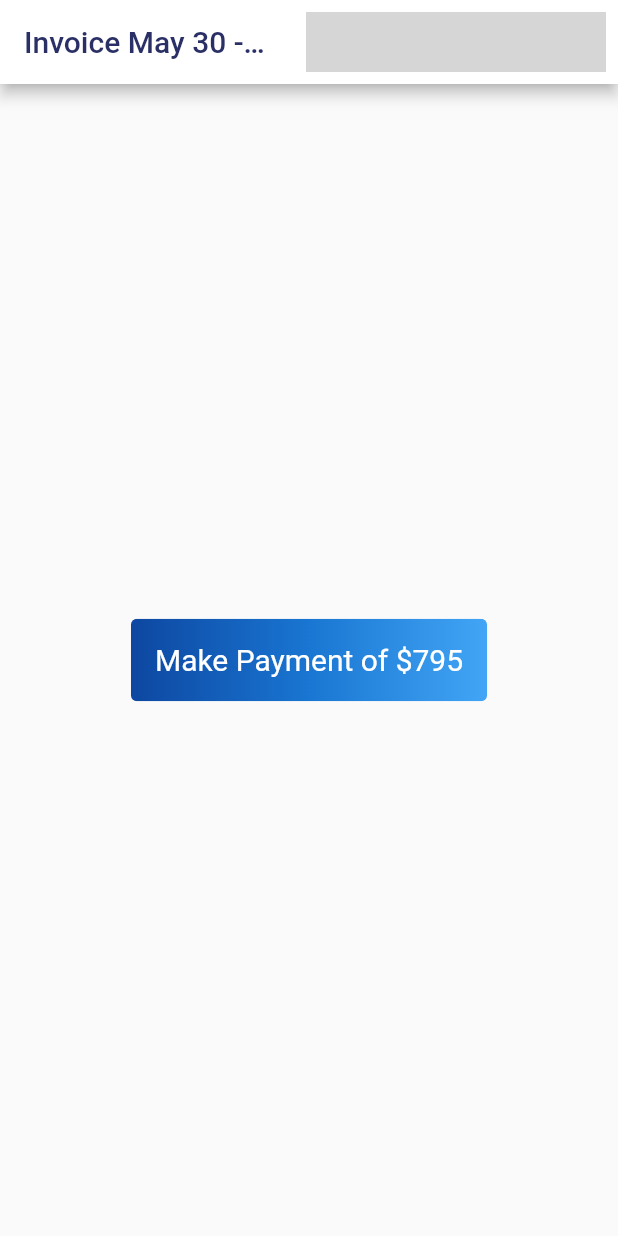
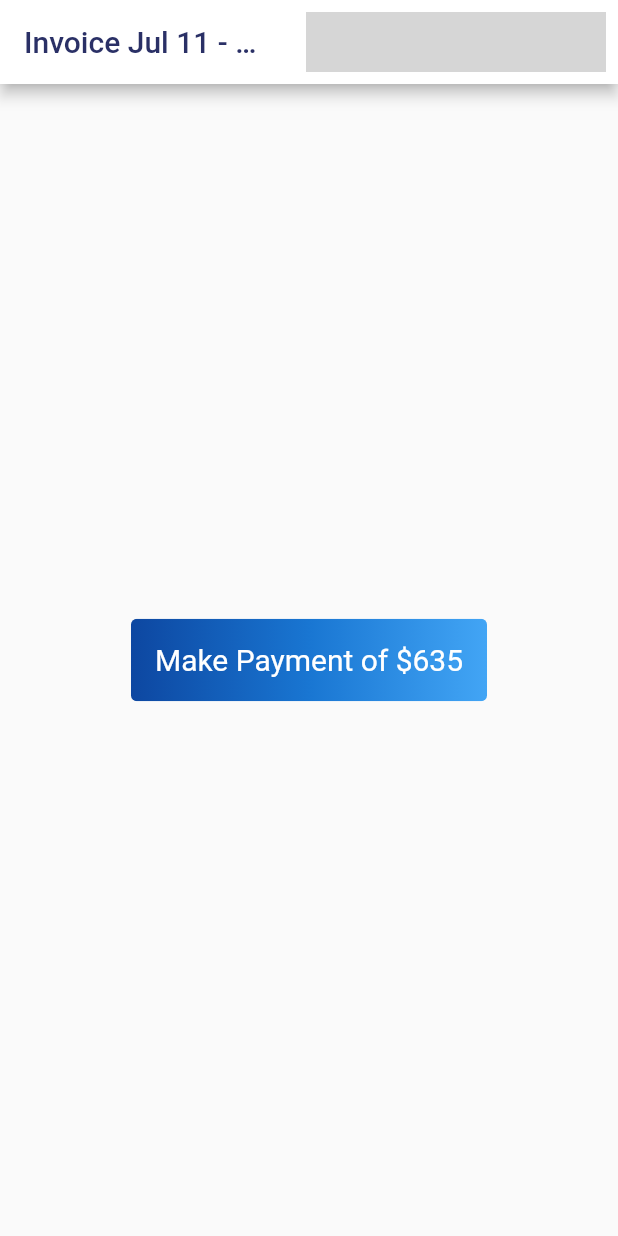
Before and after one commit to Team-Crushing-It/derosa_payment, a Flutter app: the screen it shows after launch, on a phone screen of 412 x 824 dp. Run offline on Flutter 3.47's test engine with Material 2 defaults, Android fonts, the light colour scheme and no system bars; our stand-ins replace bloc, cloud_firestore, equatable, firebase_auth, firebase_core, flutter_bloc and 1 more; missing offline and left inert: flow_builder, very_good_analysis; accounts and stored records are empty; generated files the repository leaves out were written again; network calls fail; grey boxes are pictures that could not be loaded.

Commit message:
Update home.dart

```diff
--- a/lib/home/view/home.dart
+++ b/lib/home/view/home.dart
@@ -30,8 +30,8 @@ class _HomeState extends State<Home> {
   @override
   Widget build(BuildContext context) {
     const id = 'DeRosa';
-    const title = 'May 30 - June 5';
-    const price = '795';
+    const title = 'Jul 11 - Jul 17';
+    const price = '635';
     final timeStamp = DateTime.now().toString();
 
     return Scaffold(
```
